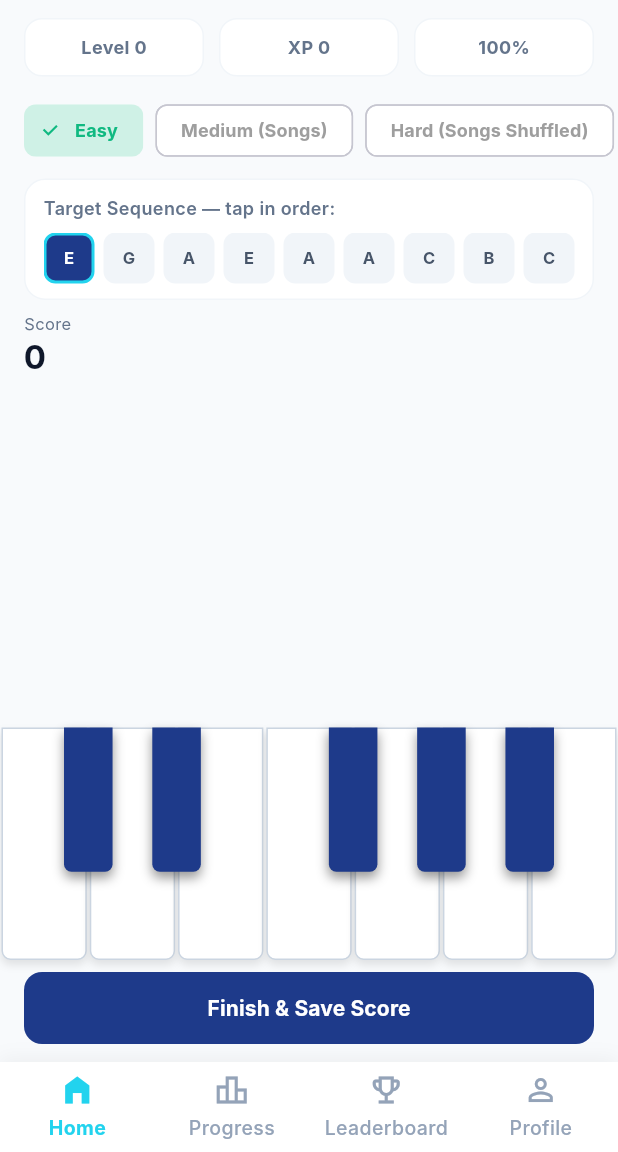
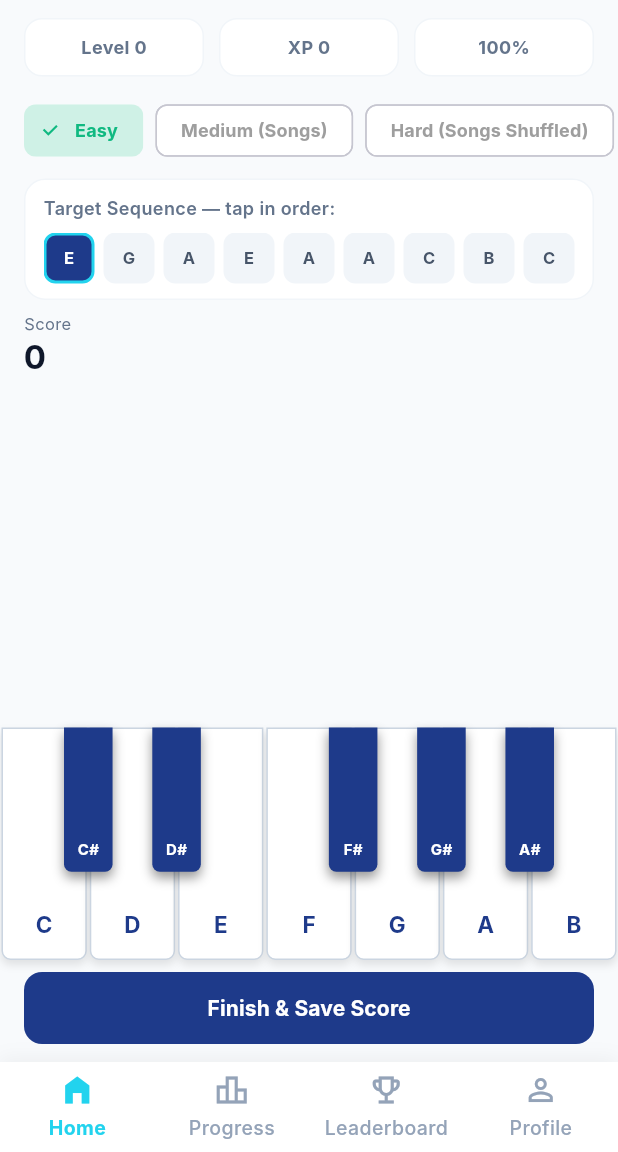
Before and after one commit to ineztan9860-beep/MelodyMind_FYP, a Flutter app: the RhythmChallengeScreen screen opened by its route, on a phone screen of 412 x 824 dp, the part 84-1236 px from its top. Run offline on Flutter 3.47's test engine with Material 3 defaults, Android fonts, the phone set to English and light mode, and no system bars; our stand-ins replace audioplayers, cloud_firestore, firebase_auth, firebase_core, flutter_riverpod, image_picker and 3 more; missing offline and left inert: dart:js_interop; accounts and stored records are empty; Roboto replaces fonts that are missing (Inter).

Commit message:
fix: add Easy mode key labels in Rhythm Challenge, replace Next Question with Finish and Save Score in Note Identification

```diff
--- a/lib/features/game/presentation/screens/rhythm_challenge_screen.dart
+++ b/lib/features/game/presentation/screens/rhythm_challenge_screen.dart
@@ -619,7 +619,7 @@ class _PianoKeyboard extends StatelessWidget {
         height: keyboardH,
         child: Stack(
           children: [
-            // White keys — NO labels (hard mode)
+            // White keys — show labels in Easy mode
             Row(
               children: _whiteNotes.map((note) {
                 final isActive = activePressedKey == note;
@@ -654,12 +654,31 @@ class _PianoKeyboard extends StatelessWidget {
                         ),
                       ],
                     ),
-                    child: null,
+                    child: difficulty == 'Easy'
+                        ? Align(
+                            alignment: Alignment.bottomCenter,
+                            child: Padding(
+                              padding: const EdgeInsets.only(bottom: 12),
+                              child: Text(
+                                note,
+                                style: TextStyle(
+                                  color: isActive
+                                      ? Colors.white
+                                      : (isDark
+                                          ? const Color(0xFF1E293B)
+                                          : const Color(0xFF1E3A8A)),
+                                  fontWeight: FontWeight.bold,
+                                  fontSize: 15,
+                                ),
+                              ),
+                            ),
+                          )
+                        : null,
                   ),
                 );
               }).toList(),
             ),
-            // Black keys — NO labels
+            // Black keys — show labels in Easy mode
             ..._blackNoteData.map((data) {
               final note = data['note'] as String;
               final pos = data['pos'] as int;
@@ -692,7 +711,24 @@ class _PianoKeyboard extends StatelessWidget {
                         ),
                       ],
                     ),
-                    child: null,
+                    child: difficulty == 'Easy'
+                        ? Align(
+                            alignment: Alignment.bottomCenter,
+                            child: Padding(
+                              padding: const EdgeInsets.only(bottom: 8),
+                              child: Text(
+                                note,
+                                style: TextStyle(
+                                  color: isActive
+                                      ? const Color(0xFF1E3A8A)
+                                      : Colors.white,
+                                  fontWeight: FontWeight.bold,
+                                  fontSize: 10,
+                                ),
+                              ),
+                            ),
+                          )
+                        : null,
                   ),
                 ),
               );
```
Also changed, not shown: lib/features/game/presentation/screens/game_screen.dart (+25 -4 lines).
